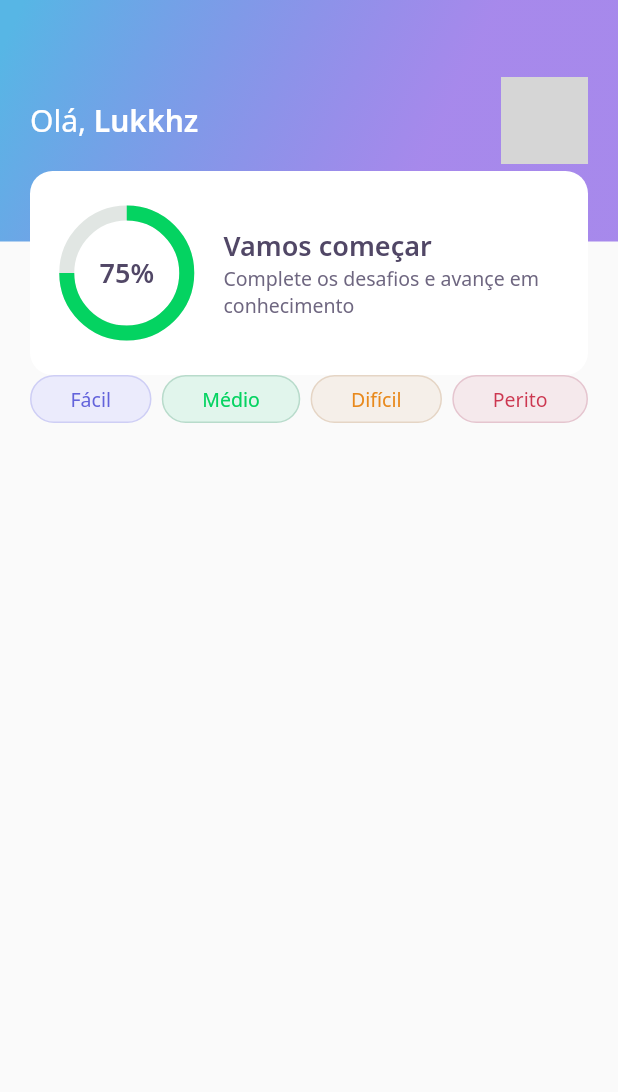
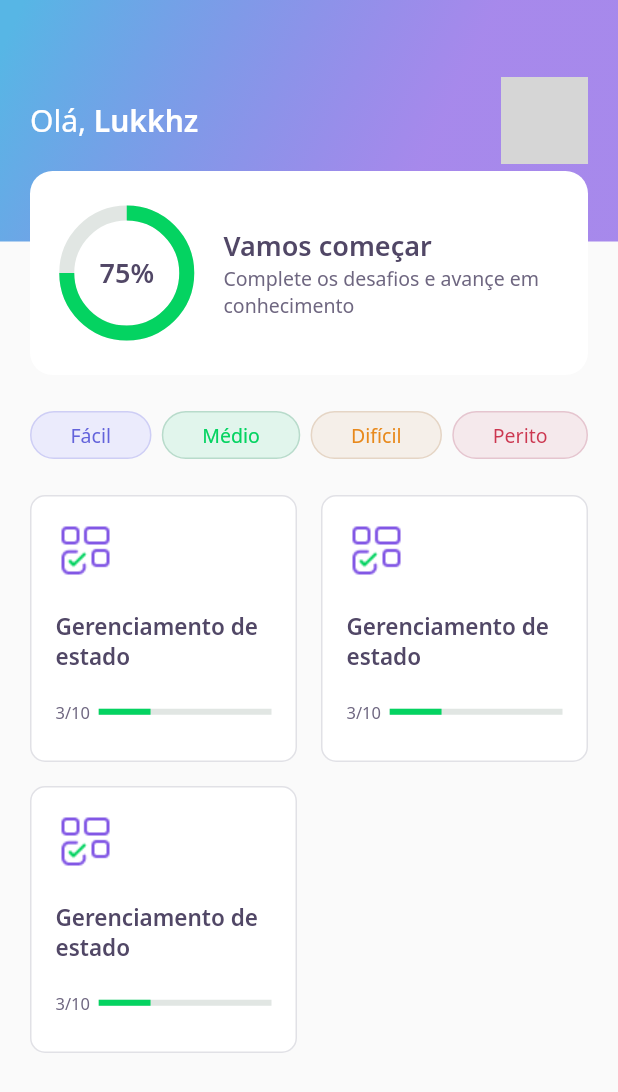
Before and after one commit to lucasaecio/DevQuizNLW, a Flutter app: the screen it shows after launch, on a phone screen of 412 x 824 dp. Shown: the top 1092 px of the screen. Run offline on Flutter 3.47's test engine with Material 2 defaults, Android fonts, the phone set to English and light mode, and no system bars; our stand-ins replace google_fonts; network calls fail; grey boxes are pictures that could not be loaded.

Commit message:
Criação dos cards da tela principal (Finalizado)

```diff
--- a/lib/home/home_page.dart
+++ b/lib/home/home_page.dart
@@ -1,5 +1,6 @@
 import 'package:devquiz/home/widgets/appbar/app_bar_widget.dart';
 import 'package:devquiz/home/widgets/level_button/level_button_widget.dart';
+import 'package:devquiz/home/widgets/quiz_card/quiz_card_widget.dart';
 import 'package:flutter/material.dart';
 
 class HomePage extends StatefulWidget {
@@ -16,13 +17,31 @@ class _HomePageState extends State<HomePage> {
       appBar: AppBarWidget(),
       body: Padding(
         padding: const EdgeInsets.symmetric(horizontal: 20),
-        child: Row(
-          mainAxisAlignment: MainAxisAlignment.spaceBetween,
+        child: Column(
           children: [
-            LevelButtonWidget(label: "Fácil"),
-            LevelButtonWidget(label: "Médio"),
-            LevelButtonWidget(label: "Difícil"),
-            LevelButtonWidget(label: "Perito"),
+            SizedBox(height: 24),
+            Row(
+              mainAxisAlignment: MainAxisAlignment.spaceBetween,
+              children: [
+                LevelButtonWidget(label: "Fácil"),
+                LevelButtonWidget(label: "Médio"),
+                LevelButtonWidget(label: "Difícil"),
+                LevelButtonWidget(label: "Perito"),
+              ],
+            ),
+            SizedBox(height: 24),
+            Expanded(
+              child: GridView.count(
+                crossAxisSpacing: 16,
+                mainAxisSpacing: 16,
+                crossAxisCount: 2,
+                children: [
+                  QuizCardWidget(),
+                  QuizCardWidget(),
+                  QuizCardWidget(),
+                ],
+              ),
+            )
           ],
         ),
       ),
--- /dev/null
+++ b/lib/home/widgets/quiz_card/quiz_card_widget.dart
@@ -0,0 +1,48 @@
+import 'package:devquiz/core/core.dart';
+import 'package:flutter/material.dart';
+
+class QuizCardWidget extends StatelessWidget {
+  @override
+  Widget build(BuildContext context) {
+    return Container(
+      padding: const EdgeInsets.all(16),
+      decoration: BoxDecoration(
+        border: Border.fromBorderSide(
+          BorderSide(color: AppColors.border),
+        ),
+        color: AppColors.white,
+        borderRadius: BorderRadius.circular(10),
+      ),
+      child: Column(
+        crossAxisAlignment: CrossAxisAlignment.start,
+        children: [
+          Container(
+            height: 40,
+            width: 40,
+            child: Image.asset(AppImages.blocks),
+          ),
+          SizedBox(height: 20),
+          Text("Gerenciamento de estado", style: AppTextStyles.heading15),
+          SizedBox(height: 20),
+          Row(
+            children: [
+              Expanded(
+                flex: 1,
+                child: Text("3/10", style: AppTextStyles.body11),
+              ),
+              Expanded(
+                flex: 4,
+                child: LinearProgressIndicator(
+                  value: 0.3,
+                  backgroundColor: AppColors.chartSecondary,
+                  valueColor:
+                      AlwaysStoppedAnimation<Color>(AppColors.chartPrimary),
+                ),
+              )
+            ],
+          )
+        ],
+      ),
+    );
+  }
+}
```
